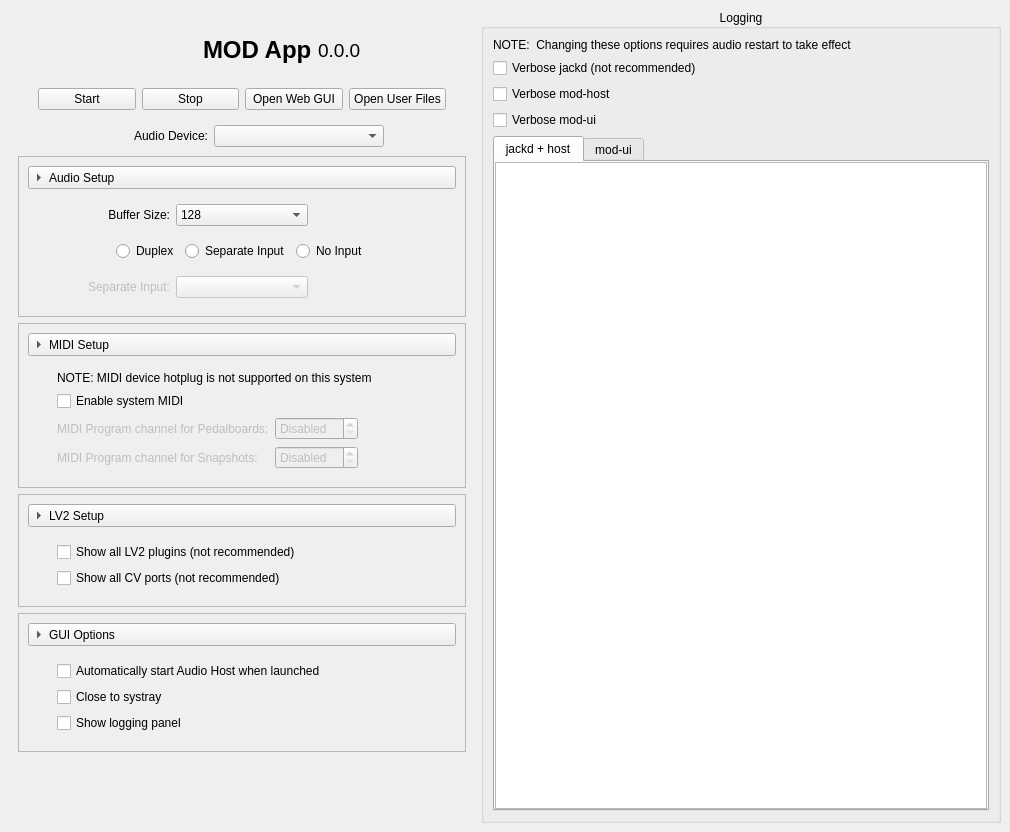
This is src/systray/mod-app.ui in mod-audio/mod-desktop as Qt 5 draws it before an edit. The edited form follows.
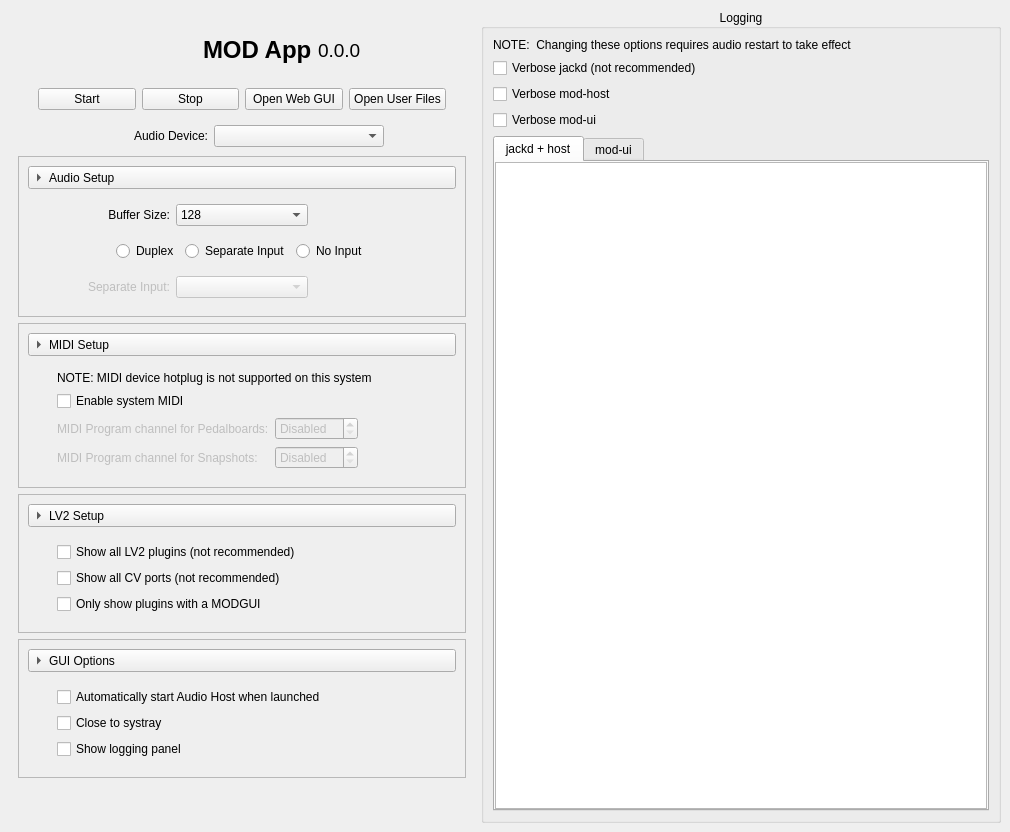
This is the edited form. Icons and pictures are not drawn. Custom widgets are drawn as their Qt base class.

Commit message: Add "only show plugins with modgui" LV2 option

```diff
--- a/src/systray/mod-app.ui
+++ b/src/systray/mod-app.ui
@@ -741,6 +741,16 @@
                  </property>
                 </widget>
                </item>
+               <item>
+                <widget class="QCheckBox" name="cb_lv2_only_with_modgui">
+                 <property name="toolTip">
+                  <string>Hide plugins that do not have a custom MODGUI</string>
+                 </property>
+                 <property name="text">
+                  <string>Only show plugins with a MODGUI</string>
+                 </property>
+                </widget>
+               </item>
               </layout>
              </item>
              <item>
```
The commit also changes 1 other file.
